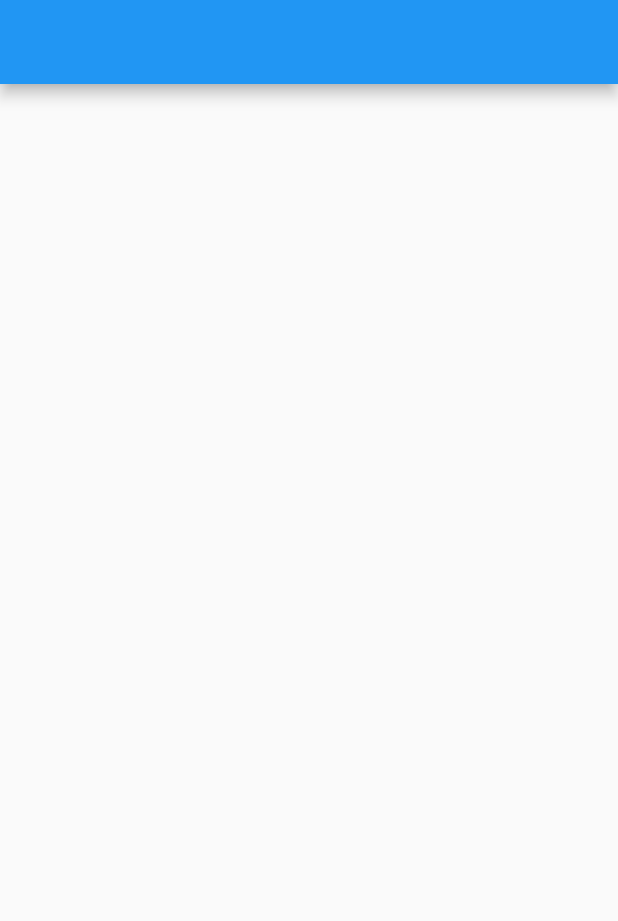
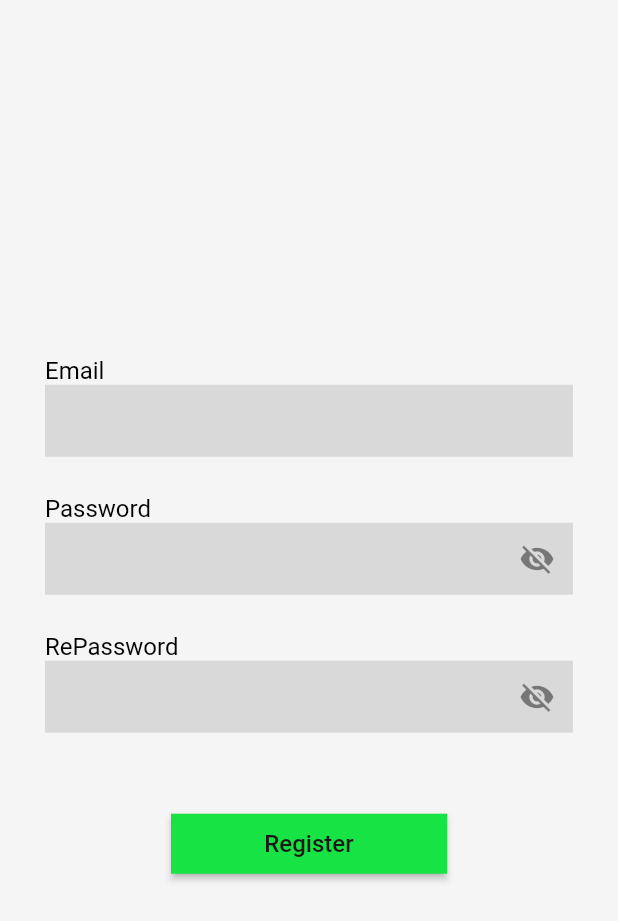
Before and after one commit to Xineoph/weather_test_app, a Flutter app: the screen it shows after launch, on a phone screen of 412 x 824 dp. Shown: the top 921 px of the screen. Run offline on Flutter 3.47's test engine with Material 2 defaults, Android fonts, the light colour scheme and no system bars; our stand-ins replace shared_preferences; Roboto replaces fonts that are missing (Inter-SemiBold).

Commit message:
registr and login widget

```diff
--- a/lib/main.dart
+++ b/lib/main.dart
@@ -1,33 +1,70 @@
 import 'package:flutter/material.dart';
+import 'package:weather_test_app/shared_preferences.dart';
+import 'package:weather_test_app/screens/register_screen.dart';
+import 'package:weather_test_app/screens/login_screen.dart';
 
-void main() {
+Future main() async {
+  WidgetsFlutterBinding.ensureInitialized();
+  // Инициализация UserPreferences
+  await UserPreferences().init();
   runApp(const MyApp());
 }
 
 class MyApp extends StatelessWidget {
-  const MyApp({super.key});
+  const MyApp({Key? key}) : super(key: key);
 
-  // This widget is the root of your application.
   @override
   Widget build(BuildContext context) {
-    return const MaterialApp(
-      home: MyHomePage(),
+    return MaterialApp(
+      debugShowCheckedModeBanner: false,
+      title: 'Wheather app',
+      theme: ThemeData(primarySwatch: Colors.grey),
+      home: const MyHomePage(),
     );
   }
 }
 
 class MyHomePage extends StatefulWidget {
-  const MyHomePage({super.key});
+  const MyHomePage({Key? key}) : super(key: key);
+
   @override
   State<MyHomePage> createState() => _MyHomePageState();
 }
 
 class _MyHomePageState extends State<MyHomePage> {
+  // переменная содержит инфу о наличии данных в SharedPreferences
+  bool _hasData = true;
+
+  // вызывается функция hasData() и ждем результат, используем метод then()
+  // когда получен результат, устанавливается переменная _hasData
+  // и перестраивается Scaffold
+  @override
+  void initState() {
+    super.initState();
+    hasData(_hasData).then((value) {
+      setState(() {
+        _hasData = value;
+      });
+    });
+  }
+
+// функция hasData() получает значения данных пользователя,
+// проверяет их и обновляет значение переменной _hasData
+// если хотя бы одно из значений null --> данных нет -->
+// возвращает _hasData = false
+  Future<bool> hasData(bool hasData) async {
+    final email = UserPreferences().getUserEmail();
+    final password = UserPreferences().getUserPassword();
+    final rePassword = UserPreferences().getUserRePassword();
+    return email != null && password != null && rePassword != null;
+  }
+
+  // если _hasData = true, показываем экран авторизации,
+  // если _hasData = false, показываем экран регистрации
   @override
   Widget build(BuildContext context) {
     return Scaffold(
-      appBar: AppBar(),
-      body: Container(),
+      body: _hasData ? const LoginWidget() : const RegisterWidget(),
     );
   }
 }
--- a/lib/screens/register_screen.dart
+++ b/lib/screens/register_screen.dart
@@ -0,0 +1,251 @@
+import 'package:flutter/material.dart';
+import 'package:weather_test_app/screens/login_screen.dart';
+import 'package:weather_test_app/screens/weather_result_screen.dart';
+import 'package:weather_test_app/shared_preferences.dart';
+
+class RegisterWidget extends StatefulWidget {
+  const RegisterWidget({Key? key}) : super(key: key);
+
+  @override
+  State<RegisterWidget> createState() => _RegisterWidgetState();
+}
+
+class _RegisterWidgetState extends State<RegisterWidget> {
+  String? _email;
+  String? _password;
+  String? _rePassword;
+  final GlobalKey<FormState> _formKey = GlobalKey<FormState>();
+  bool _showPassword =
+      false; // переменная для хранения состояния видимости пароля в форме регистрации
+
+  //читаем данные пользователя
+  @override
+  void initState() {
+    super.initState();
+    _email = UserPreferences().getUserEmail() ?? '';
+    _password = UserPreferences().getUserPassword() ?? '';
+    _rePassword = UserPreferences().getUserRePassword() ?? '';
+  }
+
+  @override
+  Widget build(BuildContext context) {
+    return Container(
+      padding: const EdgeInsets.all(30),
+      decoration: const BoxDecoration(
+        color: Color(0xFFF5F5F5),
+      ),
+      alignment: Alignment.center,
+      child: Form(
+        key: _formKey,
+        child: SingleChildScrollView(
+          child: Column(
+            //mainAxisAlignment: MainAxisAlignment.center,
+            crossAxisAlignment: CrossAxisAlignment.start,
+            children: <Widget>[
+              buildEmailText(),
+              buildEmailField(),
+              const SizedBox(
+                height: 25,
+              ),
+              buildPasswordText(),
+              buildPasswordField(),
+              const SizedBox(
+                height: 25,
+              ),
+              buildRePasswordText(),
+              buildRePasswordField(),
+              const SizedBox(
+                height: 50,
+              ),
+              buildElevatedButtonRegister(),
+            ],
+          ),
+        ),
+      ),
+    );
+  }
+
+  Widget buildEmailText() {
+    return const Text(
+      'Email',
+      style: TextStyle(
+        fontFamily: 'Inter-SemiBold',
+        fontSize: 16,
+        color: Color(0xFF000000),
+      ),
+    );
+  }
+
+  Widget buildEmailField() {
+    return TextFormField(
+      initialValue: _email,
+      decoration: const InputDecoration(
+        border: InputBorder.none,
+        fillColor: Color(0xFFD9D9D9),
+        filled: true,
+        //hintText: 'example@mail.com',
+        hintStyle: TextStyle(
+          fontFamily: 'Inter-SemiBold',
+          fontSize: 16,
+          color: Color(0xFF000000),
+        ),
+      ),
+      keyboardType: TextInputType.emailAddress,
+      validator: (value) {
+        if (value!.isEmpty) {
+          return 'Enter your email address';
+        }
+        if (!value.contains('@') || !value.contains('.')) {
+          return 'Enter a valid email address';
+        }
+        return null;
+      },
+      onChanged: (value) => setState(() => _email = value),
+    );
+  }
+
+  Widget buildPasswordText() {
+    return const Text(
+      'Password',
+      style: TextStyle(
+        fontFamily: 'Inter-SemiBold',
+        fontSize: 16,
+        color: Color(0xFF000000),
+      ),
+    );
+  }
+
+  Widget buildPasswordField() {
+    return TextFormField(
+      initialValue:
+          _password, //хранит значение, сохранненное в SharedPreferences
+      decoration: InputDecoration(
+        border: InputBorder.none,
+        fillColor: const Color(0xFFD9D9D9),
+        filled: true,
+        //hintText: '******',
+        hintStyle: const TextStyle(
+          fontFamily: 'Inter-SemiBold',
+          fontSize: 16,
+          color: Color(0xFF000000),
+        ),
+        suffixIcon: IconButton(
+          icon: Icon(
+            _showPassword ? Icons.visibility : Icons.visibility_off,
+          ), //изменение отображения пароля в текстовом поле
+          onPressed: () {
+            setState(() {
+              _showPassword = !_showPassword;
+            });
+          },
+        ),
+      ),
+      obscureText: !_showPassword,
+      // maxLength: 10,
+      validator: (value) {
+        if (value!.isEmpty) {
+          return 'Enter a password';
+        }
+        if (value.length < 6) {
+          return 'Password must be at least 6 characters';
+        }
+        return null;
+      },
+      onChanged: (value) => setState(() => _password = value),
+    );
+  }
+
+  Widget buildRePasswordText() {
+    return const Text(
+      'RePassword',
+      style: TextStyle(
+        fontFamily: 'Inter-SemiBold',
+        fontSize: 16,
+        color: Color(0xFF000000),
+      ),
+    );
+  }
+
+  Widget buildRePasswordField() {
+    return TextFormField(
+      initialValue: _rePassword,
+      decoration: InputDecoration(
+        border: InputBorder.none,
+        fillColor: const Color(0xFFD9D9D9),
+        filled: true,
+        //hintText: '******',
+        hintStyle: const TextStyle(
+          fontFamily: 'Inter-SemiBold',
+          fontSize: 16,
+          color: Color(0xFF000000),
+        ),
+        suffixIcon: IconButton(
+          icon: Icon(
+            _showPassword ? Icons.visibility : Icons.visibility_off,
+          ),
+          onPressed: () {
+            setState(() {
+              _showPassword = !_showPassword;
+            });
+          },
+        ),
+      ),
+      obscureText: !_showPassword,
+      validator: (value) {
+        if (value!.isEmpty) {
+          return 'Repeat the password';
+        }
+        if (_password != null && value != _password) {
+          return 'Incorrect password';
+        }
+        return null;
+      },
+      onChanged: (value) => setState(() => _rePassword = value),
+    );
+  }
+
+  Widget buildElevatedButtonRegister() {
+    return Center(
+      child: ElevatedButton(
+        onPressed: () async {
+          if (_formKey.currentState!.validate()) {
+            await UserPreferences().setUserEmail(_email!);
+            await UserPreferences().setUserPassword(_password!);
+            await UserPreferences().setUserRePassword(_rePassword!);
+            // если форма прошла валидацию,
+            //данные пользователя сохраняются в SharedPreferences
+            // ignore: use_build_context_synchronously
+            ScaffoldMessenger.of(context).showSnackBar(
+              const SnackBar(
+                content: Text('Registration completed'),
+                backgroundColor: Color(0xFF17E444),
+              ),
+            ); //всплывающее сообщение пользователю: регистрация завершена
+            // ignore: use_build_context_synchronously
+            Navigator.push(
+              context,
+              MaterialPageRoute(builder: (context) {
+                return const WeatherWidget();
+              }),
+            );
+          }
+        },
+        style: ElevatedButton.styleFrom(
+          backgroundColor: const Color(0xFF17E444),
+          fixedSize: const Size(184, 40),
+          shape: const RoundedRectangleBorder(
+            borderRadius: BorderRadius.zero,
+          ),
+        ),
+        child: const Text(
+          'Register',
+          style: TextStyle(
+            fontFamily: 'Inter-SemiBold',
+            color: Color(0xFF1A1717),
+            fontSize: 16,
+          ),
+        ),
+      ),
+    );
+  }
+}
--- /dev/null
+++ b/lib/shared_preferences.dart
@@ -0,0 +1,33 @@
+import 'package:shared_preferences/shared_preferences.dart';
+
+class UserPreferences {
+//переменная для сохранения preferences
+  static SharedPreferences? _preferences;
+
+//ключ для текстового поля
+  final _keyUserEmail = 'userEmail';
+  final _keyUserPassword = 'userPassword';
+  final _keyUserRePassword = 'userRePassword';
+
+//инициализация preferences
+  Future init() async => _preferences = await SharedPreferences.getInstance();
+
+//задаем значения ключам
+  Future setUserEmail(String userEmail) async =>
+      await _preferences?.setString(_keyUserEmail, userEmail);
+  Future setUserPassword(String userPassword) async =>
+      await _preferences?.setString(_keyUserPassword, userPassword);
+  Future setUserRePassword(String userRePassword) async =>
+      await _preferences?.setString(_keyUserRePassword, userRePassword);
+
+//читаем значения
+  String? getUserEmail() => _preferences?.getString(_keyUserEmail);
+  String? getUserPassword() => _preferences?.getString(_keyUserPassword);
+  String? getUserRePassword() => _preferences?.getString(_keyUserRePassword);
+
+//удаляем значения
+  Future<bool>? deleteUserEmail() => _preferences?.remove(_keyUserEmail);
+  Future<bool>? deleteUserPassword() => _preferences?.remove(_keyUserPassword);
+  Future<bool>? deleteUserRePassword() =>
+      _preferences?.remove(_keyUserRePassword);
+}
```
Also changed, not shown: lib/screens/login_screen.dart (+234 -0 lines), lib/screens/weather_result_screen.dart (+67 -0 lines), pubspec.yaml (+16 -10 lines), assets/fonts/Inter-Black.ttf (added), assets/fonts/Inter-Bold.ttf (added), assets/fonts/Inter-ExtraBold.ttf (added), assets/fonts/Inter-ExtraLight.ttf (added), assets/fonts/Inter-Light.ttf (added), assets/fonts/Inter-Medium.ttf (added), assets/fonts/Inter-Regular.ttf (added), assets/fonts/Inter-SemiBold.ttf (added), assets/fonts/Inter-Thin.ttf (added), pubspec.lock, 1 other file.
